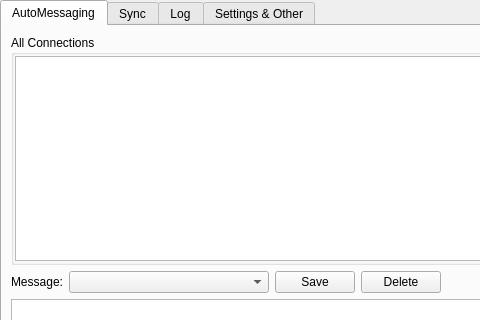
The window that src/gui/ui/instancewidget.ui (smalbadger/social) describes before a commit, drawn with Qt 5; both pictures show x 0 to 480 and y 0 to 320 of the 1059 by 521 pixel window.
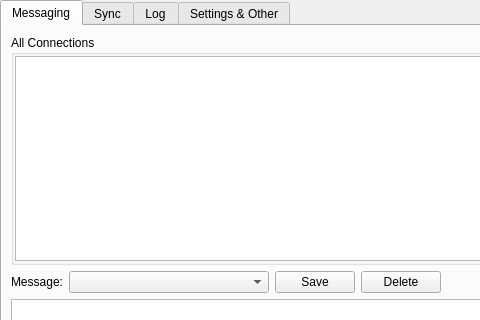
The same window after the commit. Icons and pictures are not drawn.

Commit message: made all icons the same size and added new icons for tabs.

```diff
--- a/src/gui/ui/instancewidget.ui
+++ b/src/gui/ui/instancewidget.ui
@@ -40,9 +40,15 @@
      <property name="currentIndex">
       <number>0</number>
      </property>
+     <property name="iconSize">
+      <size>
+       <width>48</width>
+       <height>48</height>
+      </size>
+     </property>
      <widget class="QWidget" name="messagingTab">
       <attribute name="title">
-       <string>AutoMessaging</string>
+       <string>Messaging</string>
       </attribute>
       <layout class="QGridLayout" name="gridLayout_6">
        <item row="0" column="0">
```
Left out of the diff: 16 changed lines with no effect on the pictures. The commit also changes 14 other files.
